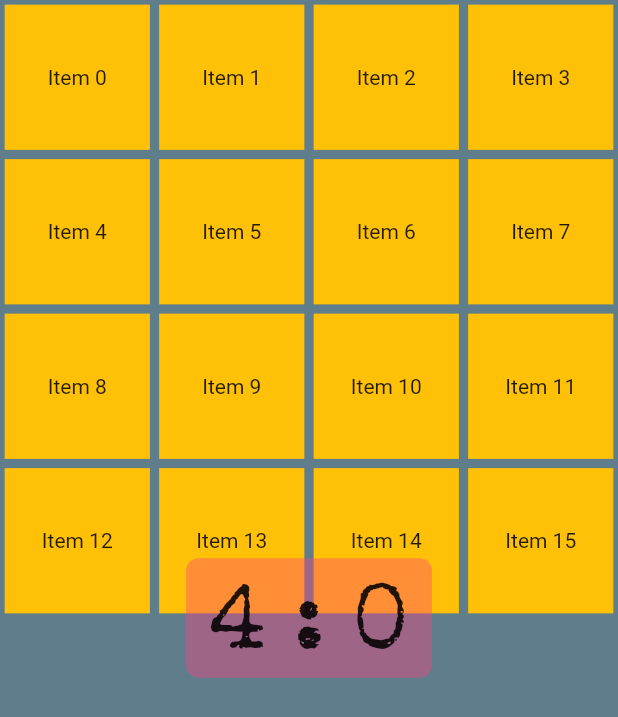
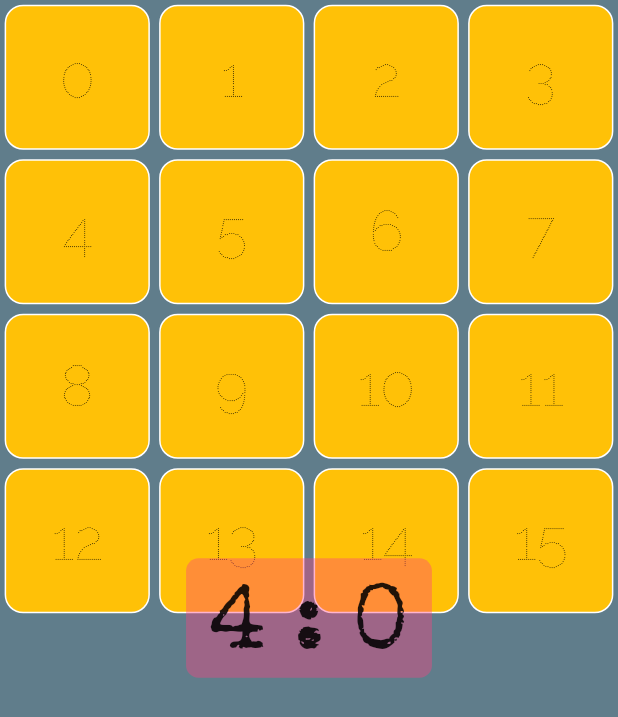
Before and after one commit to SeemannMx/Dash, a Flutter app: the screen it shows after launch, on a phone screen of 412 x 824 dp. Shown: the top 717 px of the screen. Run offline on Flutter 3.47's test engine with Material 2 defaults, Android fonts, the phone set to English and light mode, and no system bars; our stand-ins replace firebase_auth, google_fonts; missing offline and left inert: dart:html; accounts and stored records are empty.

Commit message:
added border to grid tile

```diff
--- a/lib/screens/play/play_animation.dart
+++ b/lib/screens/play/play_animation.dart
@@ -32,7 +32,8 @@ class _PlayAnimationState extends State<PlayAnimation> {
   Widget build(BuildContext context) {
     return LayoutBuilder(
       builder: (context, constraints) {
-        this._size = Size(constraints.biggest.width, constraints.biggest.height);
+        this._size =
+            Size(constraints.biggest.width, constraints.biggest.height);
         this._corr = (_size.width + _size.height) / 2;
 
         return Scaffold(
@@ -60,7 +61,7 @@ class _PlayAnimationState extends State<PlayAnimation> {
                 onTap: () {
                   setState(() {
                     this._count = this._random.nextInt(10);
-                    this._colorIndex = _count%_colorSet.gameColors.length;
+                    this._colorIndex = _count % _colorSet.gameColors.length;
                     this._colorItem = _colorSet.gameColors[_colorIndex];
                   });
                 },
@@ -73,8 +74,7 @@ class _PlayAnimationState extends State<PlayAnimation> {
   }
 
   _getGrid() {
-
-    if(_count == null || _count <= 0) _count = 4;
+    if (_count == null || _count <= 0) _count = 4;
 
     return GridView.count(
       crossAxisCount: _count,
@@ -85,19 +85,25 @@ class _PlayAnimationState extends State<PlayAnimation> {
   }
 
   _getGridItem(int index) {
-    return Container(
-      margin: EdgeInsets.all(_corr / (_count * 50)),
-      child: AnimatedContainer(
-          duration: Duration(seconds: 3),
-          color: _colorItem,
-          child: _getGridText(index)),
-    );
+    return AnimatedContainer(
+        margin: EdgeInsets.all(_corr / (_count * 50)),
+        decoration: BoxDecoration(
+            color: _colorItem,
+            border: Border.all(color: Colors.white, width: 1),
+            borderRadius: BorderRadius.all(
+              Radius.circular(_corr / 50),
+            )),
+        duration: Duration(seconds: 2),
+        child: _getGridText(index));
   }
 
   _getGridText(int index) {
     return Center(
       child: Text(
-        'Item $index',
+        '$index',
+        style: TextStyle(
+            fontSize: _corr / (_count * 4),
+            fontFamily: "Dot"),
       ),
     );
   }
```
